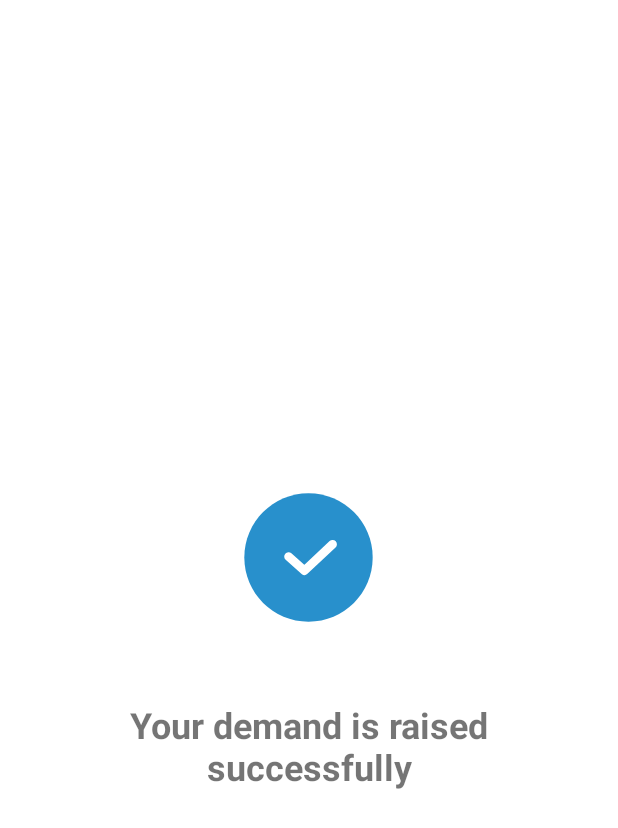
After one commit to rishi2162/IDM, an Android app: the layout fragment_raise_demand_success.xml on its own in the app's theme, with its tools: preview values and no code run, on a phone screen of 412 x 824 dp. The commit adds this screen. Shown: the top 828 px of the screen. Run offline under Robolectric (Android 15) with nearby library versions, the phone set to English and light mode, and no system bars; network calls fail.

Commit message:
RaiseDemand Check Fragment added

```diff
--- a/app/build.gradle
+++ b/app/build.gradle
@@ -72,6 +72,10 @@ dependencies {
     implementation 'com.microsoft.identity.client:msal:2.+'
     implementation 'com.android.volley:volley:1.2.1'
     implementation 'com.github.xabaras:RecyclerViewSwipeDecorator:1.4'
+    implementation 'com.google.code.gson:gson:2.9.1'
+
+    implementation "com.airbnb.android:lottie:3.4.1"
+
     testImplementation 'junit:junit:4.13.2'
     androidTestImplementation 'androidx.test.ext:junit:1.1.3'
     androidTestImplementation 'androidx.test.espresso:espresso-core:3.4.0'
--- a/app/src/main/res/layout/fragment_new.xml
+++ b/app/src/main/res/layout/fragment_new.xml
@@ -160,20 +160,20 @@
 
             </LinearLayout>
 
+
             <AutoCompleteTextView
                 android:id="@+id/inputSkill"
                 android:layout_width="match_parent"
                 android:layout_height="wrap_content"
                 android:background="@drawable/custom_input"
+                android:completionThreshold="1"
                 android:ems="10"
-                android:completionThreshold="1"
                 android:hint="Enter at least 1 skills"
                 android:inputType="textPersonName"
                 android:paddingLeft="10dp"
                 android:paddingTop="20dp"
                 android:paddingRight="10dp"
                 android:paddingBottom="20dp" />
-
 
             <com.google.android.material.chip.ChipGroup
                 android:id="@+id/skillsChipGroup"
--- /dev/null
+++ b/app/src/main/res/layout/fragment_raise_demand_success.xml
@@ -0,0 +1,35 @@
+<?xml version="1.0" encoding="utf-8"?>
+<RelativeLayout xmlns:android="http://schemas.android.com/apk/res/android"
+    xmlns:tools="http://schemas.android.com/tools"
+    android:layout_width="match_parent"
+    android:layout_height="match_parent"
+    xmlns:app="http://schemas.android.com/apk/res-auto"
+    tools:context=".fragment.RaiseDemandSuccess"
+    android:gravity="center"
+    >
+
+    <com.airbnb.lottie.LottieAnimationView
+        android:id="@+id/lottieCheck"
+        android:layout_width="150dp"
+        android:layout_height="150dp"
+        app:lottie_autoPlay="true"
+        app:lottie_rawRes="@raw/check_anime_blue"
+        android:layout_centerHorizontal="true"
+        />
+
+    <TextView
+        android:layout_width="match_parent"
+        android:layout_height="wrap_content"
+        android:gravity="center"
+        android:paddingLeft="20dp"
+        android:paddingRight="20dp"
+        android:textSize="24sp"
+        android:textStyle="bold"
+        android:paddingTop="20dp"
+        android:layout_below="@+id/lottieCheck"
+        android:text="Your demand is raised successfully"
+
+        />
+
+
+</RelativeLayout>
--- a/app/src/main/res/layout/fragment_recipients.xml
+++ b/app/src/main/res/layout/fragment_recipients.xml
@@ -265,6 +265,7 @@
         </LinearLayout>
 
         <Button
+            android:id="@+id/btnRaiseDemand"
             android:layout_width="wrap_content"
             android:layout_height="wrap_content"
             android:layout_gravity="center"
```
Also changed, not shown: app/src/main/java/com/example/demandmanagement/fragment/NewFragment.kt (+37 -8 lines), app/src/main/java/com/example/demandmanagement/fragment/RaiseDemandSuccess.kt (added, +29 -0 lines), app/src/main/java/com/example/demandmanagement/fragment/RecipientsFragment.kt (+109 -3 lines), app/src/main/java/com/example/demandmanagement/model/NewDemand.kt (added, +15 -0 lines), app/src/main/res/raw/check_anime_blue.json (added, +1 -0 lines).
